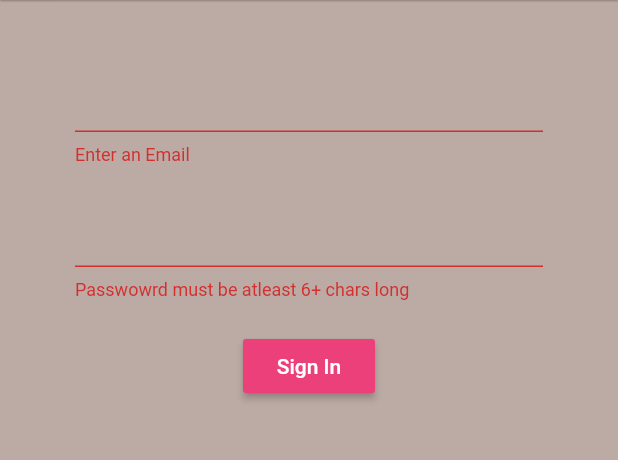
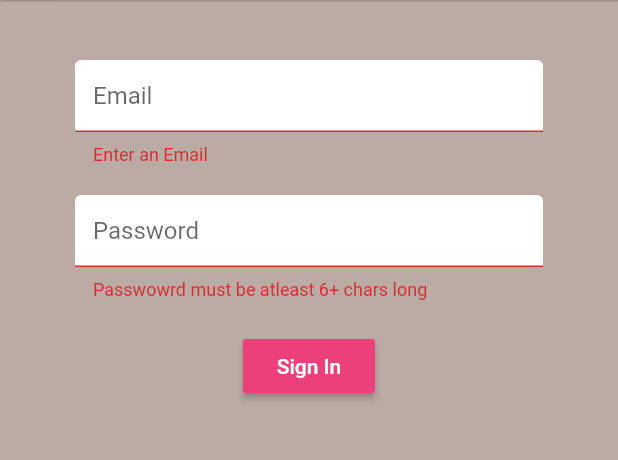
Before and after one commit to harshitjain-hj/chocoTea, a Flutter app: the screen it shows after launch, after a tap on "Sign In", on a phone screen of 412 x 824 dp, the part 84-544 px from its top. Run offline on Flutter 3.47's test engine with Material 2 defaults, Android fonts, the phone set to English and light mode, and no system bars; our stand-ins replace firebase_auth; accounts and stored records are empty.

Commit message:
Input text decoraation

```diff
--- a/lib/screens/authenticate/register.dart
+++ b/lib/screens/authenticate/register.dart
@@ -1,4 +1,5 @@
 import 'package:choco_tea/services/auth.dart';
+import 'package:choco_tea/shared/constants.dart';
 import 'package:flutter/material.dart';
 
 class Register extends StatefulWidget {
@@ -47,6 +48,7 @@ class _RegisterState extends State<Register> {
             children: <Widget>[
               SizedBox(height: 20.0),
               TextFormField(
+                decoration: textInputDecoration.copyWith(hintText: 'Email'),
                 validator: (val) => val.isEmpty ? 'Enter an Email' : null,
                 onChanged: (val) {
                   setState(() => email = val);
@@ -54,6 +56,7 @@ class _RegisterState extends State<Register> {
               ),
               SizedBox(height: 20.0),
               TextFormField(
+                decoration: textInputDecoration.copyWith(hintText: 'Password'),
                 validator: (val) => val.length < 6 ? 'Passwowrd must be atleast 6+ chars long' : null,
                 obscureText: true,
                 onChanged: (val) {
--- a/lib/screens/authenticate/sign_in.dart
+++ b/lib/screens/authenticate/sign_in.dart
@@ -1,4 +1,5 @@
 import 'package:choco_tea/services/auth.dart';
+import 'package:choco_tea/shared/constants.dart';
 import 'package:flutter/material.dart';
 
 class SignIn extends StatefulWidget {
@@ -46,6 +47,7 @@ class _SignInState extends State<SignIn> {
             children: <Widget>[
               SizedBox(height: 20.0),
               TextFormField(
+                decoration: textInputDecoration.copyWith(hintText: 'Email'),
                 validator: (val) => val.isEmpty ? 'Enter an Email' : null,
                 onChanged: (val) {
                   setState(() => email = val);
@@ -53,6 +55,7 @@ class _SignInState extends State<SignIn> {
               ),
               SizedBox(height: 20.0),
               TextFormField(
+                decoration: textInputDecoration.copyWith(hintText: 'Password'),
                 validator: (val) => val.length < 6 ? 'Passwowrd must be atleast 6+ chars long' : null,
                 obscureText: true,
                 onChanged: (val) {
--- /dev/null
+++ b/lib/shared/constants.dart
@@ -0,0 +1,16 @@
+import 'package:flutter/material.dart';
+
+const textInputDecoration =  InputDecoration(
+  fillColor: Colors.white,
+  filled: true,
+  enabledBorder: OutlineInputBorder(
+    borderSide: BorderSide(
+      color: Colors.white, width: 2.0
+    )
+  ),
+  focusedBorder: OutlineInputBorder(
+    borderSide: BorderSide(
+      color: Colors.pink, width: 2.0
+    )
+  )
+);
```
